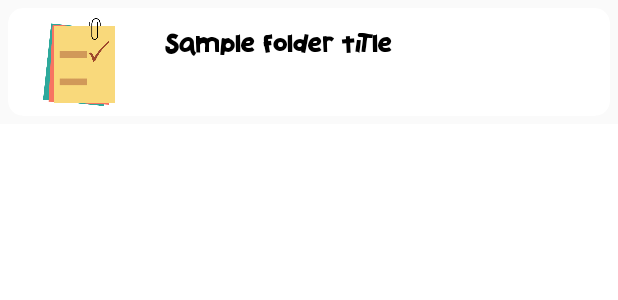
After one commit to Mason0908/Note-App, an Android app: the layout folder_card.xml on its own in the app's theme, with its tools: preview values and no code run, on a phone screen of 412 x 824 dp. The commit adds this screen. Shown: the top 300 px of the screen. Run offline under Robolectric (Android 15) with nearby library versions, the phone set to English and light mode, and no system bars.

Commit message:
folders basic completed, but a lot of debug to do...

```diff
--- a/noteapp/app/src/main/java/com/example/noteapp/Adapter.kt
+++ b/noteapp/app/src/main/java/com/example/noteapp/Adapter.kt
@@ -56,6 +56,7 @@ class Adapter internal constructor(context: Context?, notes: MutableList<Note>):
             itemView.setOnClickListener { v ->
                 val i = Intent(v.context, ViewNoteActivity::class.java)
                 i.putExtra("displayId", notes[adapterPosition].id)
+                i.putExtra("folderId", notes[adapterPosition].folderId)
                 v.context.startActivity(i)
             }
         }
--- a/noteapp/app/src/main/java/com/example/noteapp/AddNoteActivity.kt
+++ b/noteapp/app/src/main/java/com/example/noteapp/AddNoteActivity.kt
@@ -23,6 +23,7 @@ class AddNoteActivity : AppCompatActivity() {
     private lateinit var bodyField: EditText
     private var noteId: Int = -1
     private val db = DB(this, null)
+    private var folderId: Int = -1
     var tags: String = ""
     private lateinit var tagBoard: RecyclerView
     private lateinit var adapter: TagAdapterForEdit
@@ -42,6 +43,7 @@ class AddNoteActivity : AppCompatActivity() {
         // Retrieve the note if exist
         val i = intent
         noteId = i.getIntExtra("editId", -1)
+        folderId = i.getIntExtra("folderId", -1)
         if (noteId >= 0) {
             val currNote = db.getNoteById(noteId)
             titleField.setText(currNote?.title)
@@ -120,7 +122,7 @@ class AddNoteActivity : AppCompatActivity() {
             R.id.saveChanges -> {
 //                println(tagsList.toString())
                 if (!db.hasNote(noteId)) {
-                    db.addNote(titleField.text.toString(), bodyField.text.toString(), generateColour(), tags)
+                    db.addNote(titleField.text.toString(), bodyField.text.toString(), generateColour(), tags, folderId)
                 } else {
                     db.editNote(noteId, titleField.text.toString(), bodyField.text.toString(), tags)
                 }
--- a/noteapp/app/src/main/java/com/example/noteapp/FolderActivity.kt
+++ b/noteapp/app/src/main/java/com/example/noteapp/FolderActivity.kt
@@ -74,6 +74,7 @@ class FolderActivity : AppCompatActivity(), SearchView.OnQueryTextListener {
 
     override fun onQueryTextChange(newText: String?): Boolean {
         if (newText != null){
+            folders = db.getSearchFolders(newText)
             displayList()
         }
         return true
--- a/noteapp/app/src/main/java/com/example/noteapp/ViewNoteActivity.kt
+++ b/noteapp/app/src/main/java/com/example/noteapp/ViewNoteActivity.kt
@@ -22,6 +22,7 @@ class ViewNoteActivity : AppCompatActivity() {
     private lateinit var noteDisplay: TextView
     private var noteId: Int = -1
     private val db = DB(this, null)
+    private var folderId: Int = -1
     private lateinit var tagBoard: RecyclerView
     private var tags: String = ""
     private lateinit var adapter: TagAdapterForView
@@ -40,6 +41,7 @@ class ViewNoteActivity : AppCompatActivity() {
         // Retrieve the note if exist
         val i = intent
         noteId = i.getIntExtra("displayId", -1)
+        folderId = i.getIntExtra("folderId", -1)
         if (noteId >= 0){
             val currNote = db.getNoteById(noteId)!!
             if (currNote.isLocked) {
@@ -91,6 +93,7 @@ class ViewNoteActivity : AppCompatActivity() {
             R.id.editNote -> {
                 val i = Intent(this, AddNoteActivity::class.java)
                 i.putExtra("editId", noteId)
+                i.putExtra("folderId", folderId)
                 startActivity(i)
                 finish()
                 return true
--- /dev/null
+++ b/noteapp/app/src/main/res/layout/folder_card.xml
@@ -0,0 +1,116 @@
+<?xml version="1.0" encoding="utf-8"?>
+<androidx.constraintlayout.widget.ConstraintLayout
+    xmlns:android="http://schemas.android.com/apk/res/android"
+    xmlns:app="http://schemas.android.com/apk/res-auto"
+    xmlns:tools="http://schemas.android.com/tools"
+    android:layout_width="match_parent"
+    android:layout_height="wrap_content"
+    android:background="#FAFAFA"
+    android:padding="5dp">
+    <androidx.cardview.widget.CardView
+        android:id="@+id/folderCard"
+        android:layout_width="match_parent"
+        android:layout_height="wrap_content"
+        app:cardCornerRadius="10dp"
+        app:cardElevation="0dp"
+        app:contentPadding="5dp"
+        app:layout_constraintEnd_toEndOf="parent"
+        app:layout_constraintStart_toStartOf="parent"
+        app:layout_constraintTop_toTopOf="parent"
+        android:layout_marginBottom="5dp">
+
+        <androidx.constraintlayout.widget.ConstraintLayout
+            android:layout_width="match_parent"
+            android:layout_height="wrap_content">
+
+            <androidx.constraintlayout.widget.ConstraintLayout
+                android:id="@+id/constraintLayout"
+                android:layout_width="83dp"
+                android:layout_height="61dp"
+                app:layout_constraintBottom_toBottomOf="parent"
+                app:layout_constraintStart_toStartOf="parent"
+                app:layout_constraintTop_toTopOf="parent">
+
+
+                <ImageView
+                    android:id="@+id/imageFolder"
+                    android:layout_width="wrap_content"
+                    android:layout_height="wrap_content"
+                    app:layout_constraintBottom_toBottomOf="parent"
+                    app:layout_constraintEnd_toEndOf="parent"
+                    app:layout_constraintStart_toStartOf="parent"
+                    app:layout_constraintTop_toTopOf="parent"
+                    app:srcCompat="@drawable/notecartoon" />
+            </androidx.constraintlayout.widget.ConstraintLayout>
+
+            <androidx.constraintlayout.widget.ConstraintLayout
+                android:id="@+id/constraintLayout3"
+                android:layout_width="0dp"
+                android:layout_height="wrap_content"
+                app:layout_constraintEnd_toEndOf="parent"
+                app:layout_constraintStart_toEndOf="@+id/constraintLayout"
+                app:layout_constraintTop_toTopOf="parent">
+
+                <TextView
+                    android:id="@+id/fTitle"
+                    android:layout_width="0dp"
+                    android:layout_height="wrap_content"
+                    android:layout_marginStart="16dp"
+                    android:layout_marginTop="8dp"
+                    android:layout_marginEnd="16dp"
+                    android:fontFamily="@font/bigheroes"
+                    android:text="Sample Folder Title"
+                    android:textAlignment="viewStart"
+                    android:textAllCaps="false"
+                    android:textColor="@android:color/background_dark"
+                    android:textSize="16sp"
+                    app:layout_constraintEnd_toEndOf="parent"
+                    app:layout_constraintStart_toStartOf="parent"
+                    app:layout_constraintTop_toTopOf="parent" />
+
+                <!--                <TextView-->
+                <!--                    android:id="@+id/nDate"-->
+                <!--                    android:layout_width="wrap_content"-->
+                <!--                    android:layout_height="wrap_content"-->
+                <!--                    android:layout_marginStart="16dp"-->
+                <!--                    android:layout_marginTop="8dp"-->
+                <!--                    android:text="created : 7/31/2019"-->
+                <!--                    android:textStyle="italic"-->
+                <!--                    app:layout_constraintStart_toStartOf="parent"-->
+                <!--                    app:layout_constraintTop_toBottomOf="@+id/nTitle" />-->
+
+                <!--                <TextView-->
+                <!--                    android:id="@+id/nTime"-->
+                <!--                    android:layout_width="wrap_content"-->
+                <!--                    android:layout_height="wrap_content"-->
+                <!--                    android:layout_marginStart="16dp"-->
+                <!--                    android:layout_marginTop="8dp"-->
+                <!--                    android:layout_marginEnd="8dp"-->
+                <!--                    android:text="08:02"-->
+                <!--                    android:textStyle="italic"-->
+                <!--                    app:layout_constraintEnd_toEndOf="parent"-->
+                <!--                    app:layout_constraintHorizontal_bias="0.0"-->
+                <!--                    app:layout_constraintStart_toEndOf="@+id/nDate"-->
+                <!--                    app:layout_constraintTop_toBottomOf="@+id/nTitle" />-->
+                <TextView
+                    android:id="@+id/folderListId"
+                    android:layout_width="wrap_content"
+                    android:layout_height="wrap_content"
+                    android:layout_marginStart="7dp"
+                    android:layout_marginTop="20dp"
+                    android:layout_marginBottom="20dp"
+                    android:text="TextView"
+                    android:visibility="gone"
+                    app:layout_constraintBottom_toBottomOf="parent"
+                    app:layout_constraintEnd_toEndOf="parent"
+                    app:layout_constraintStart_toEndOf="@+id/fTitle"
+                    app:layout_constraintTop_toTopOf="parent" />
+
+            </androidx.constraintlayout.widget.ConstraintLayout>
+
+        </androidx.constraintlayout.widget.ConstraintLayout>
+
+
+    </androidx.cardview.widget.CardView>
+
+</androidx.constraintlayout.widget.ConstraintLayout>
```
Also changed, not shown: noteapp/app/src/main/java/com/example/noteapp/AddFolderActivity.kt (added, +97 -0 lines), noteapp/app/src/main/java/com/example/noteapp/DB.kt (+17 -0 lines), noteapp/app/src/main/java/com/example/noteapp/FolderAdapter.kt (+12 -11 lines), noteapp/app/src/main/java/com/example/noteapp/MainActivity.kt (+11 -1 lines), noteapp/app/src/main/res/layout/activity_addfolder.xml (added, +34 -0 lines).
